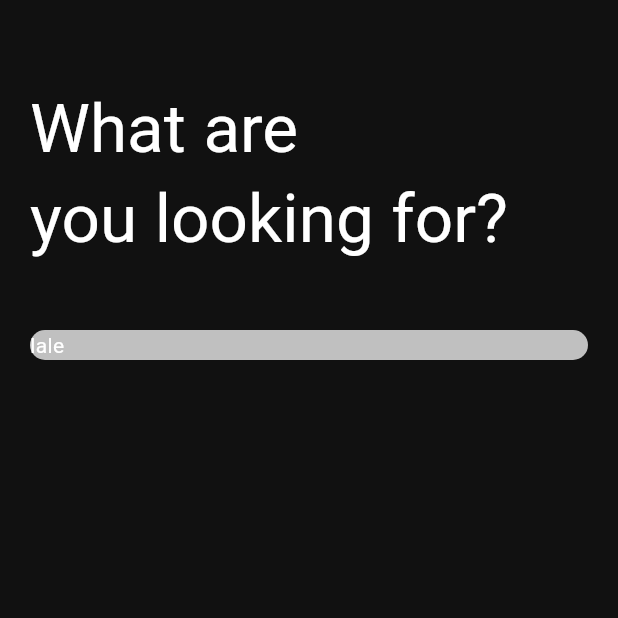
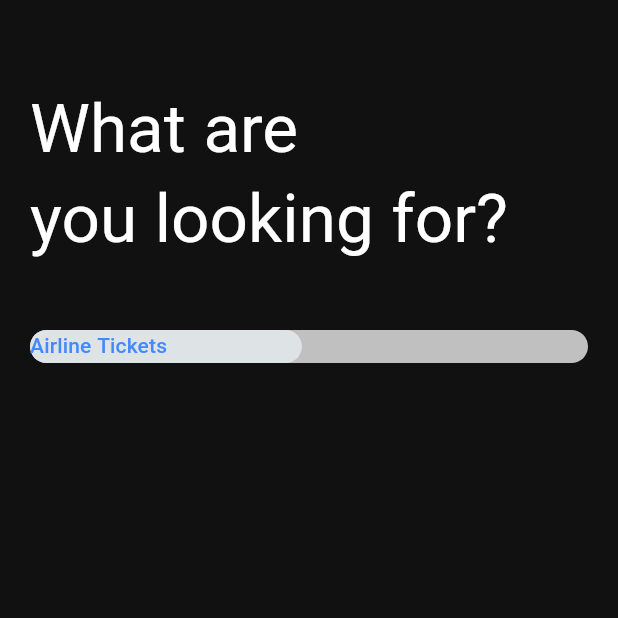
Before and after one commit to BD911-Coder/tickets_booking_app, a Flutter app: the screen it shows after launch, item 2 of the bottom bar chosen, on a phone screen of 412 x 824 dp, the top half of it. Run offline on Flutter 3.47's test engine with Material 2 defaults, Android fonts, the phone set to English and light mode, and no system bars; drawn by our look-alikes of dynamic_color; our stand-ins replace flex_color_scheme, fluentui_icons, gap, get, google_fonts.

Commit message:
Text Styles Updated

```diff
--- a/lib/screens/search_screen_widget.dart
+++ b/lib/screens/search_screen_widget.dart
@@ -7,6 +7,7 @@ class SearchScreenWidget extends StatelessWidget {
 
   @override
   Widget build(BuildContext context) {
+    final size = AppLayout.getSize(context);
     return Scaffold(
       backgroundColor: Theme.of(context).scaffoldBackgroundColor,
       body: ListView(
@@ -32,7 +33,26 @@ class SearchScreenWidget extends StatelessWidget {
                 AppLayout.getHeight(50),
               ),
             ),
-            child: Text('lale'),
+            child: Row(
+              children: [
+                Container(
+                  width: size.width * 0.44,
+                  decoration: BoxDecoration(
+                    color: Theme.of(context).colorScheme.onBackground,
+                    borderRadius: BorderRadius.circular(
+                      AppLayout.getHeight(50),
+                    ),
+                  ),
+                  child: Text(
+                    'Airline Tickets',
+                    style: Theme.of(context)
+                        .primaryTextTheme
+                        .button
+                        ?.copyWith(color: Colors.blueAccent),
+                  ),
+                )
+              ],
+            ),
           ),
         ],
       ),
```
